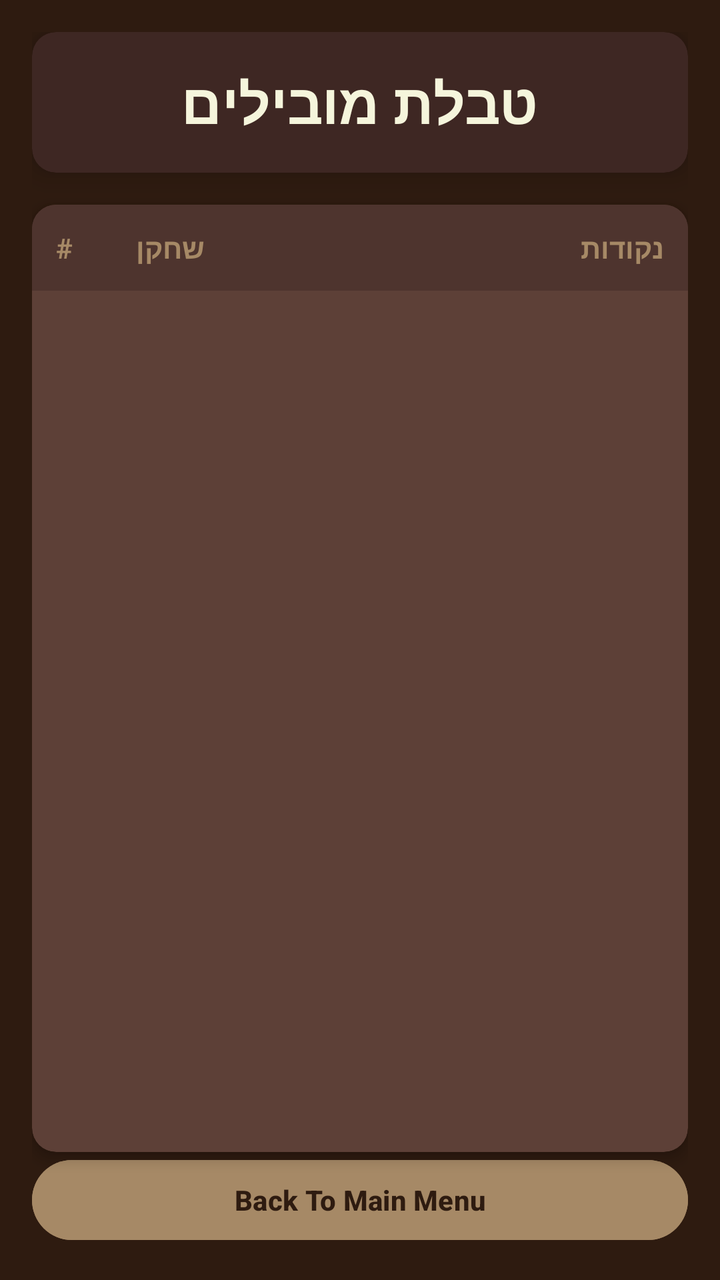
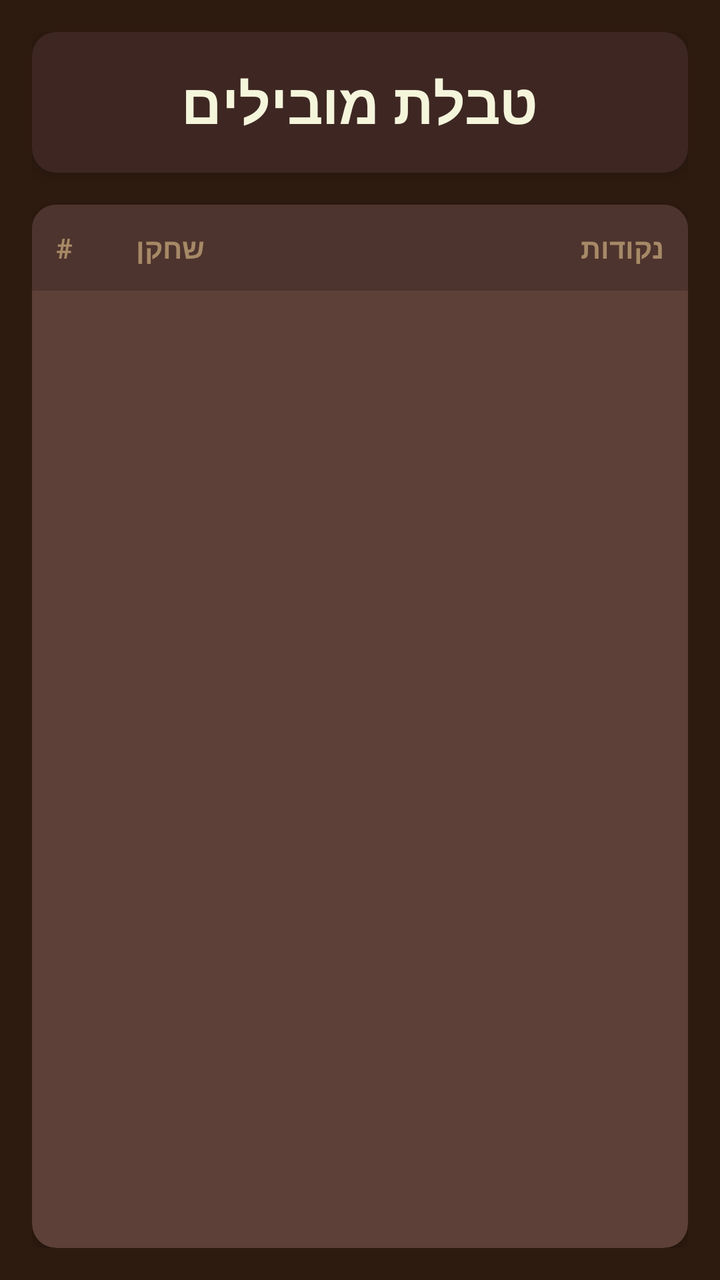

The first picture is an Android layout as it rendered before a commit; the second is the same layout after the commit. The layout source and the unified diff follow.
<!-- AndroidManifest.xml: application theme Theme.BackGammonFinal -->
<!-- res/layout/fragment_leaderboard.xml -->
<?xml version="1.0" encoding="utf-8"?>
<LinearLayout xmlns:android="http://schemas.android.com/apk/res/android"
    xmlns:app="http://schemas.android.com/apk/res-auto"
    android:layout_width="match_parent"
    android:layout_height="match_parent"
    android:background="#2E1B10"
    android:orientation="vertical"
    android:padding="16dp">

    <androidx.cardview.widget.CardView
        android:layout_width="match_parent"
        android:layout_height="wrap_content"
        android:layout_marginBottom="16dp"
        app:cardBackgroundColor="#3E2723"
        app:cardCornerRadius="12dp"
        app:cardElevation="8dp">

        <LinearLayout
            android:layout_width="match_parent"
            android:layout_height="wrap_content"
            android:gravity="center"
            android:orientation="vertical"
            android:padding="16dp">

            <TextView
                android:layout_width="wrap_content"
                android:layout_height="wrap_content"
                android:text="טבלת מובילים"
                android:textColor="#F5F5DC"
                android:textSize="28sp"
                android:textStyle="bold" />

        </LinearLayout>
    </androidx.cardview.widget.CardView>

    <androidx.cardview.widget.CardView
        android:layout_width="match_parent"
        android:layout_height="0dp"
        android:layout_weight="1"
        app:cardBackgroundColor="#5D4037"
        app:cardCornerRadius="12dp"
        app:cardElevation="4dp">

        <LinearLayout
            android:layout_width="match_parent"
            android:layout_height="match_parent"
            android:orientation="vertical">

            <LinearLayout
                android:layout_width="match_parent"
                android:layout_height="wrap_content"
                android:background="#4E342E"
                android:padding="12dp"
                android:orientation="horizontal">

                <TextView
                    android:layout_width="40dp"
                    android:layout_height="wrap_content"
                    android:text="#"
                    android:textColor="#A68966"
                    android:textStyle="bold" />

                <TextView
                    android:layout_width="0dp"
                    android:layout_height="wrap_content"
                    android:layout_weight="1"
                    android:text="שחקן"
                    android:gravity="end"
                    android:textColor="#A68966"
                    android:textStyle="bold" />

                <TextView
                    android:layout_width="wrap_content"
                    android:layout_height="wrap_content"
                    android:text="נקודות"
                    android:textColor="#A68966"
                    android:textStyle="bold" />
            </LinearLayout>

            <androidx.recyclerview.widget.RecyclerView
                android:id="@+id/recyclerViewLeaderboard"
                android:layout_width="match_parent"
                android:layout_height="match_parent"
                android:padding="8dp"
                android:clipToPadding="false" />
        </LinearLayout>
    </androidx.cardview.widget.CardView>

    <Button
        android:id="@+id/btnBackToGame"
        android:layout_width="match_parent"
        android:layout_height="wrap_content"
        android:backgroundTint="#A68966"
        android:text="Back To Main Menu"
        android:textColor="#2E1B10"
        android:textStyle="bold" />

</LinearLayout>
<!-- resources referenced by this layout -->
<resources>
  <style name="Theme.BackGammonFinal" parent="Base.Theme.BackGammonFinal" />
  <style name="Base.Theme.BackGammonFinal" parent="Theme.Material3.DayNight.NoActionBar">
      </style>
</resources>

<!-- the commit's change to res/layout/fragment_leaderboard.xml (unified diff, before → after) -->
@@ -93,6 +93,7 @@
         android:backgroundTint="#A68966"
         android:text="Back To Main Menu"
         android:textColor="#2E1B10"
-        android:textStyle="bold" />
+        android:textStyle="bold"
+        android:visibility="gone"/>
 
 </LinearLayout>
